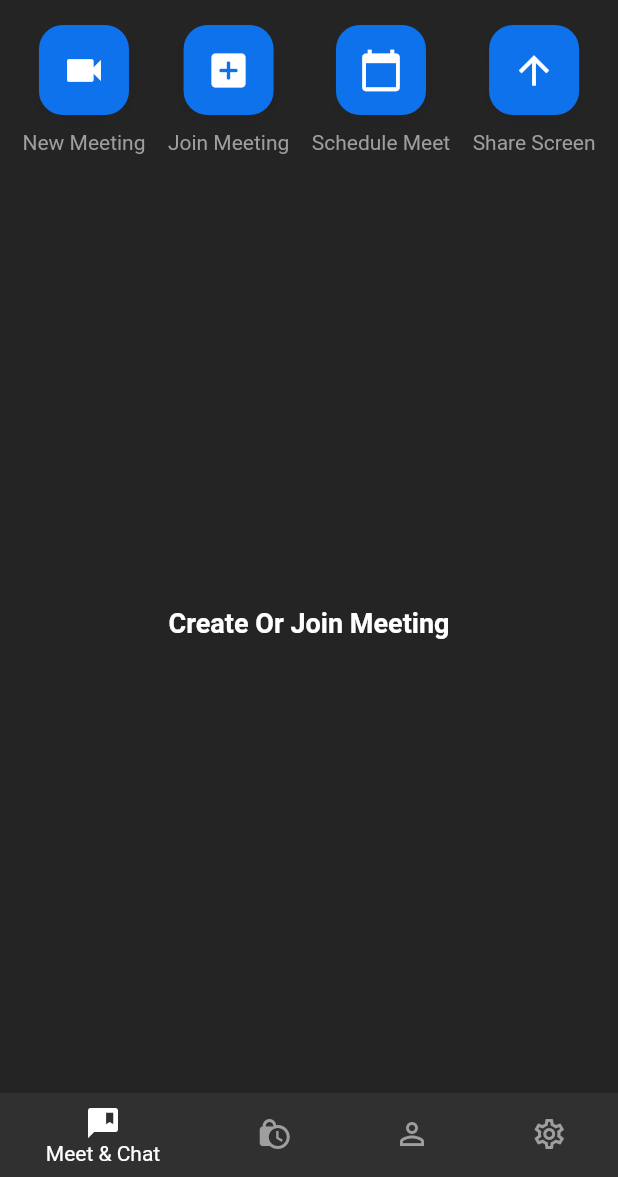
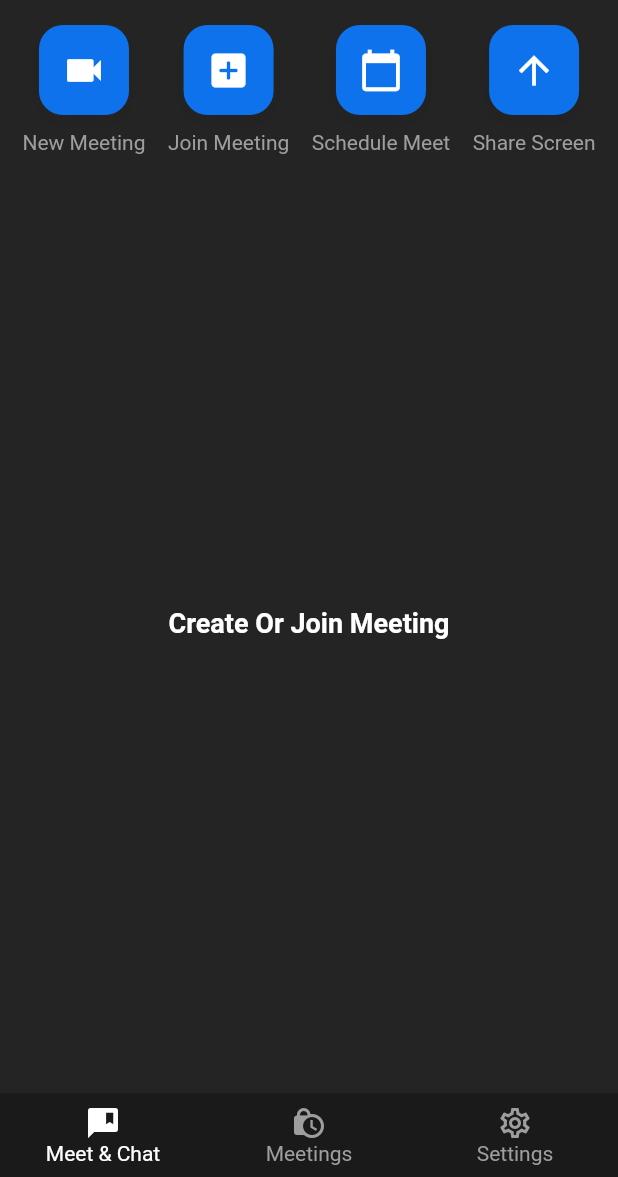
Before and after one commit to SankalpDhama/Videofy, a Flutter app: the screen it shows once a user with an empty profile is signed in, after a tap on "New Meeting", on a phone screen of 412 x 824 dp, the part 59-1236 px from its top. Run offline on Flutter 3.47's test engine with Material 2 defaults, Android fonts, the phone set to English and light mode, and no system bars; our stand-ins replace cloud_firestore, firebase_auth, firebase_core, google_sign_in; missing offline and left inert: jitsi_meet_wrapper; accounts and stored records are empty; network calls fail.

Commit message:
final Commit

```diff
--- a/lib/Screen/HomeScreen.dart
+++ b/lib/Screen/HomeScreen.dart
@@ -1,6 +1,11 @@
+import 'package:firebase_auth/firebase_auth.dart';
 import 'package:flutter/material.dart';
+import 'package:videofy/Screen/HistoryMeetingScreen.dart';
 import 'package:videofy/Screen/MeetingScreen.dart';
+import 'package:videofy/resources/auth.dart';
+import 'package:videofy/resources/firestore.dart';
 import 'package:videofy/utils/colors.dart';
+import 'package:videofy/widgets/CustomButton.dart';
 import 'package:videofy/widgets/HomeMeetingButton.dart';
 
 class HomeScreen extends StatefulWidget {
@@ -19,9 +24,8 @@
   }
   List<Widget> pages=[
     MeetingScreen(),
-    HistoryMeeting(),
-    const Text('contacts'),
-    const Text('settings'),
+    HistoryMeetinScreen(),
+    CustomButton(text: 'Log Out', onPressed: ()=>Auth().signOut()),
   ];
   @override
   Widget build(BuildContext context) {
@@ -45,8 +49,6 @@
           BottomNavigationBarItem(
               icon: Icon(Icons.lock_clock), label: 'Meetings'),
           BottomNavigationBarItem(
-              icon: Icon(Icons.person_outline), label: 'Contact'),
-          BottomNavigationBarItem(
               icon: Icon(Icons.settings_outlined), label: 'Settings'),
         ],
       ),
@@ -54,14 +56,3 @@
     );
   }
 }
-
-class HistoryMeeting extends StatelessWidget {
-  const HistoryMeeting({
-    super.key,
-  });
-
-  @override
-  Widget build(BuildContext context) {
-    return Center();
-  }
-}
--- a/lib/Screen/MeetingScreen.dart
+++ b/lib/Screen/MeetingScreen.dart
@@ -12,7 +12,7 @@
   createNewMeeting() async{
     var random=Random();
     String name=(random.nextInt(100000000)+1000000).toString();
-    _jitsiMeetMethods.createMeeting(name, true, true);
+    _jitsiMeetMethods.createMeeting(roomName: name, isAudio: true, isVideo: true);
   }
   joinNewMeeting(BuildContext context) async{
     Navigator.pushNamed(context, '/videocall');
--- a/lib/main.dart
+++ b/lib/main.dart
@@ -20,6 +20,7 @@
   @override
   Widget build(BuildContext context) {
     return MaterialApp(
+      debugShowCheckedModeBanner: false,
       title: 'Flutter Demo',
       theme: ThemeData.dark().copyWith(
         scaffoldBackgroundColor: backgroundColor
--- a/lib/resources/JitsiMeet.dart
+++ b/lib/resources/JitsiMeet.dart
@@ -1,16 +1,26 @@
+import 'package:cloud_firestore/cloud_firestore.dart';
 import 'package:jitsi_meet_wrapper/jitsi_meet_wrapper.dart';
 import 'package:videofy/resources/auth.dart';
+import 'package:videofy/resources/firestore.dart';
 class JitsiMeetMethods{
     final Auth _auth=Auth();
-  void createMeeting(String name,bool isAudio,bool isVideo) async{
+    final FirebaseMethod _firestore =FirebaseMethod();
+  void createMeeting({required String roomName,required bool isAudio,required bool isVideo,String username=''}) async{
     try {
       // Define the meeting options
+      String? name;
+      if(username.isEmpty){
+        name=_auth.user.displayName!;
+      }else{
+        name=username;
+      }
       var options = JitsiMeetingOptions(
-        roomNameOrUrl: name,userDisplayName: _auth.user.displayName,
+        roomNameOrUrl: roomName,userDisplayName: name,
       userEmail: _auth.user.email,userAvatarUrl: _auth.user.photoURL,isAudioMuted: isAudio,isVideoMuted: isVideo);
+      // Join the meeting
+      _firestore.addMeetingHistory(roomName);
+      await JitsiMeetWrapper.joinMeeting(options: options);
 
-      // Join the meeting
-      await JitsiMeetWrapper.joinMeeting(options: options);
     } catch (error) {
       print("Error joining meeting: $error");
     }
--- /dev/null
+++ b/lib/resources/firestore.dart
@@ -0,0 +1,24 @@
+import 'package:cloud_firestore/cloud_firestore.dart';
+import 'package:firebase_auth/firebase_auth.dart';
+import 'package:flutter/material.dart';
+
+class FirebaseMethod {
+  final FirebaseFirestore _firestore = FirebaseFirestore.instance;
+  final FirebaseAuth _auth = FirebaseAuth.instance;
+  Stream<QuerySnapshot<Map<String, dynamic>>> get meetingHistory => _firestore
+      .collection('users')
+      .doc(_auth.currentUser?.uid)
+      .collection('meeting')
+      .snapshots();
+  void addMeetingHistory(String meetingName) async {
+    try {
+      await _firestore
+          .collection('users')
+          .doc(_auth.currentUser?.uid)
+          .collection('meeting')
+          .add({'meeting': meetingName, "createdAt": DateTime.now()});
+    } catch (e) {
+      print(e);
+    }
+  }
+}
--- a/lib/widgets/MeetingOption.dart
+++ b/lib/widgets/MeetingOption.dart
@@ -12,6 +12,8 @@
     return Container(
       height: 60,
       color: secondaryBackgroundColor,
+      child: Padding(
+        padding: const EdgeInsets.all(8.0),
         child: Row(
           mainAxisAlignment: MainAxisAlignment.spaceBetween,
           children: [
@@ -22,6 +24,7 @@
             Switch.adaptive(value: isMute, onChanged: onChange),
           ],
         ),
+      ),
     );
   }
 }
--- a/pubspec.yaml
+++ b/pubspec.yaml
@@ -20,6 +20,7 @@
   firebase_core: ^2.15.1
   google_sign_in: ^6.1.5
   jitsi_meet_wrapper: ^0.2.0+1
+  intl: ^0.18.1
 
 dev_dependencies:
   flutter_test:
```
Also changed, not shown: lib/Screen/HistoryMeetingScreen.dart (added, +29 -0 lines), lib/Screen/VideoCallScreen.dart (+11 -1 lines), lib/resources/auth.dart (+7 -0 lines), pubspec.lock. Lines whose indentation alone changed are shown as unchanged.
